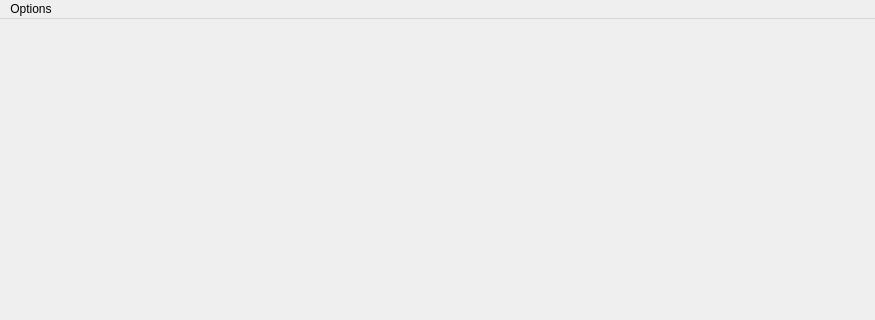
Old version of the form mainwindow.ui in the repository vojtsek/DirectoryViewer; both pictures show x 0 to 875 and y 0 to 320 of the 875 by 472 pixel window.
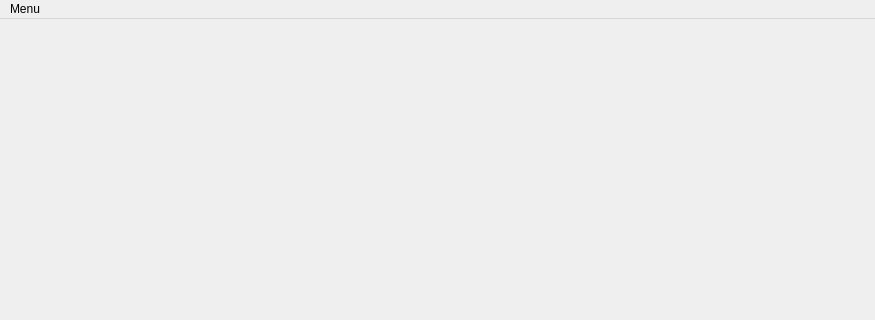
New version of the form.

Commit message: Added computing dir size, menu items, fixed some crashes

```diff
--- a/mainwindow.ui
+++ b/mainwindow.ui
@@ -30,7 +30,7 @@
    </property>
    <widget class="QMenu" name="menuOptions">
     <property name="title">
-     <string>Options</string>
+     <string>Menu</string>
     </property>
    </widget>
    <addaction name="menuOptions"/>
```
Left out of the diff: 15 changed lines with no effect on the pictures. The commit also changes 13 other files.
